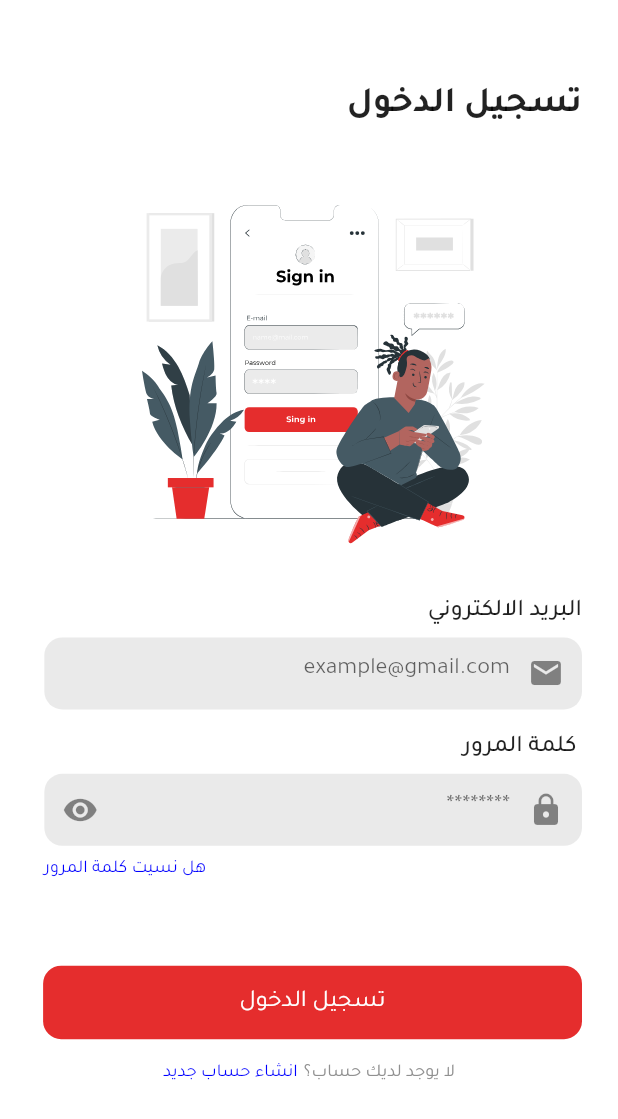
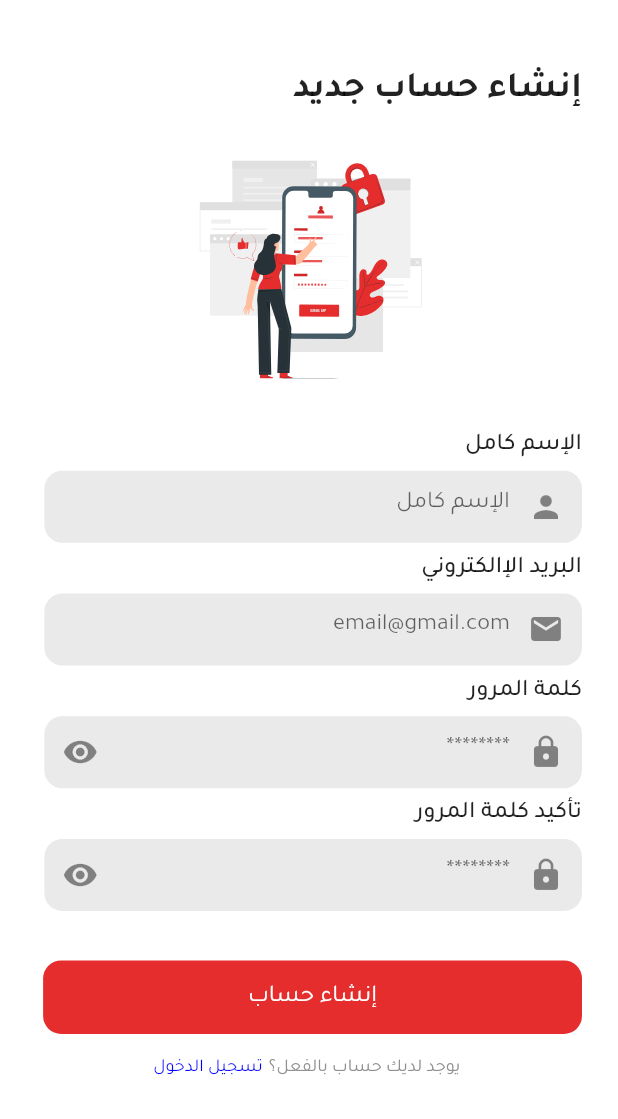
Before and after one commit to khaledmurtaja/graduationProject, a Flutter app: the screen it shows after launch, on a phone screen of 412 x 824 dp. Shown: the top 1119 px of the screen. Run offline on Flutter 3.47's test engine with Material 2 defaults, Android fonts, the phone set to English and light mode, and no system bars; our stand-ins replace flutter_screenutil, flutter_svg, get, smooth_page_indicator.

Commit message:
register screen

```diff
--- a/lib/App/modules/register/page.dart
+++ b/lib/App/modules/register/page.dart
@@ -0,0 +1,163 @@
+import 'package:flutter/material.dart';
+import 'package:flutter/src/widgets/framework.dart';
+import 'package:flutter/src/widgets/placeholder.dart';
+import 'package:flutter_screenutil/flutter_screenutil.dart';
+import 'package:flutter_svg/svg.dart';
+
+import '../../widgets/customButtonWidget.dart';
+import '../../widgets/customTextBtnWidget.dart';
+import '../../widgets/customTextFormField.dart';
+import '../login/page.dart';
+
+class RegisterScreen extends StatelessWidget {
+  const RegisterScreen({super.key});
+
+  @override
+  Widget build(BuildContext context) {
+    double deviceHeight = MediaQuery.of(context).size.height;
+    double deviceWidth = MediaQuery.of(context).size.width;
+    return Scaffold(
+      backgroundColor: Colors.white,
+      appBar: PreferredSize(
+        preferredSize: Size.fromHeight(30.h),
+        child: AppBar(
+          elevation: 0,
+          backgroundColor: Colors.white,
+        ),
+      ),
+      body: SingleChildScrollView(
+        physics: const BouncingScrollPhysics(),
+        child: Padding(
+          padding: const EdgeInsets.only(right: 24, left: 24, top: 10),
+          child: SizedBox(
+            width: double.infinity,
+            child: Column(
+              crossAxisAlignment: CrossAxisAlignment.start,
+              children: [
+                Padding(
+                  padding: EdgeInsets.only(bottom: deviceHeight * 0.025),
+                  child: Text(
+                    "إنشاء حساب جديد",
+                    style: TextStyle(
+                        fontSize: 24.spMin, fontWeight: FontWeight.w700),
+                  ),
+                ),
+                Align(
+                  child: SvgPicture.asset(
+                    "assets/images/signup.svg",
+                    height: deviceHeight * 0.21,
+                    alignment: Alignment.center,
+                  ),
+                ),
+                SizedBox(
+                  height: deviceHeight * 0.023,
+                ),
+                Text(
+                  "الإسم كامل",
+                  style: TextStyle(
+                      fontSize: 16.spMin, fontWeight: FontWeight.w500),
+                ),
+                SizedBox(
+                  height: deviceHeight * 0.009,
+                ),
+                CustomFormField(
+                  prefixIcon: Icon(Icons.person),
+                  validator: () {},
+                  hint: 'الإسم كامل',
+                  isPassword: false,
+                  width: deviceWidth * 0.87,
+                ),
+                SizedBox(
+                  height: deviceHeight * 0.0090,
+                ),
+                Text(
+                  "البريد الإالكتروني",
+                  style: TextStyle(
+                      fontSize: 16.spMin, fontWeight: FontWeight.w500),
+                ),
+                SizedBox(
+                  height: deviceHeight * 0.009,
+                ),
+                CustomFormField(
+                  prefixIcon: Icon(Icons.email),
+                  validator: () {},
+                  hint: 'email@gmail.com',
+                  isPassword: false,
+                  width: deviceWidth * 0.87,
+                ),
+                SizedBox(
+                  height: deviceHeight * 0.0090,
+                ),
+                Text(
+                  "كلمة المرور",
+                  style: TextStyle(
+                      fontSize: 16.spMin, fontWeight: FontWeight.w500),
+                ),
+                SizedBox(
+                  height: deviceHeight * 0.009,
+                ),
+                CustomFormField(
+                  prefixIcon: const Icon(Icons.lock),
+                  validator: () {},
+                  hint: '********',
+                  isPassword: true,
+                  width: deviceWidth * 0.87,
+                  suffixIcon: const Icon(Icons.remove_red_eye),
+                ),
+                SizedBox(
+                  height: deviceHeight * 0.0090,
+                ),
+                Text(
+                  "تأكيد كلمة المرور",
+                  style: TextStyle(
+                      fontSize: 16.spMin, fontWeight: FontWeight.w500),
+                ),
+                SizedBox(
+                  height: deviceHeight * 0.009,
+                ),
+                CustomFormField(
+                  prefixIcon: const Icon(Icons.lock),
+                  validator: () {},
+                  hint: '********',
+                  isPassword: true,
+                  width: deviceWidth * 0.87,
+                  suffixIcon: const Icon(Icons.remove_red_eye),
+                ),
+                SizedBox(
+                  height: deviceHeight * 0.04,
+                ),
+                CustomButton(
+                  onPressed: () {
+                    Navigator.of(context).push(
+                        MaterialPageRoute(builder: (context) => LoginScreen()));
+                  },
+                  text: 'إنشاء حساب',
+                ),
+                SizedBox(
+                  height: deviceHeight * 0.019,
+                ),
+                Row(
+                  mainAxisAlignment: MainAxisAlignment.center,
+                  children: [
+                    const Text(" يوجد لديك حساب بالفعل؟",
+                        style: TextStyle(
+                            fontSize: 12,
+                            color: Color(0xff909090),
+                            fontWeight: FontWeight.w400)),
+                    const SizedBox(
+                      width: 4,
+                    ),
+                    CustomTextButton(text: 'تسجيل الدخول', function: () {}),
+                  ],
+                ),
+                SizedBox(
+                  height: deviceHeight * 0.0622,
+                )
+              ],
+            ),
+          ),
+        ),
+      ),
+    );
+  }
+}
--- a/lib/App/widgets/customTextFormField.dart
+++ b/lib/App/widgets/customTextFormField.dart
@@ -31,12 +31,12 @@ class CustomFormField extends StatelessWidget {
         borderRadius: BorderRadius.circular(12),
       ),
       child: TextFormField(
-        validator: (value){
+        validator: (value) {
           validator();
         },
         obscureText: isPassword,
         decoration: InputDecoration(
-          prefixIcon: prefixIcon,
+            prefixIcon: prefixIcon,
             suffixIcon: suffixIcon,
             iconColor: iconPrimaryColor,
             border: InputBorder.none,
--- a/lib/main.dart
+++ b/lib/main.dart
@@ -4,7 +4,7 @@ import 'package:flutter_screenutil/flutter_screenutil.dart';
 import 'package:get/get_navigation/src/root/get_material_app.dart';
 import 'App/modules/landingScreen/binding.dart';
 import 'App/modules/login/page.dart';
-
+import 'App/modules/register/page.dart';
 
 void main() {
   runApp(const MyApp());
@@ -23,9 +23,9 @@ class MyApp extends StatelessWidget {
           debugShowCheckedModeBanner: false,
           theme: ThemeData(primarySwatch: Colors.red, fontFamily: "Tajawal"),
           getPages: AppPages.pages,
-         // initialRoute: "/",
+          // initialRoute: "/",
           initialBinding: LandingBinding(),
-          home:  LoginScreen(),
+          home: RegisterScreen(),
         );
       },
     );
```
